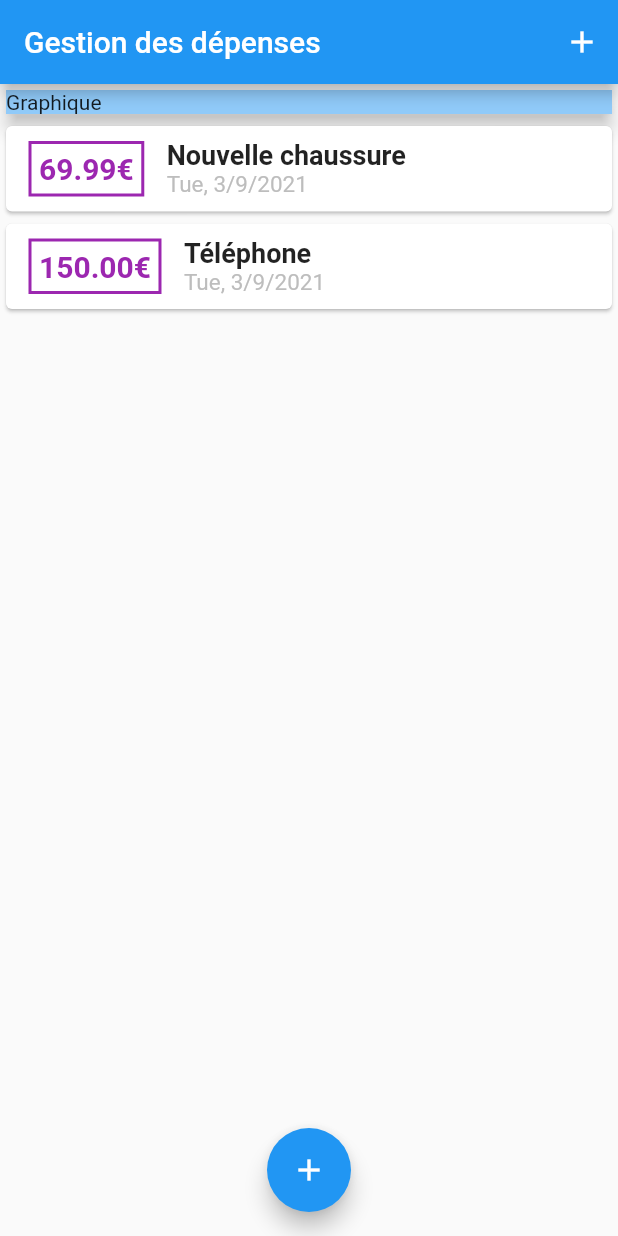
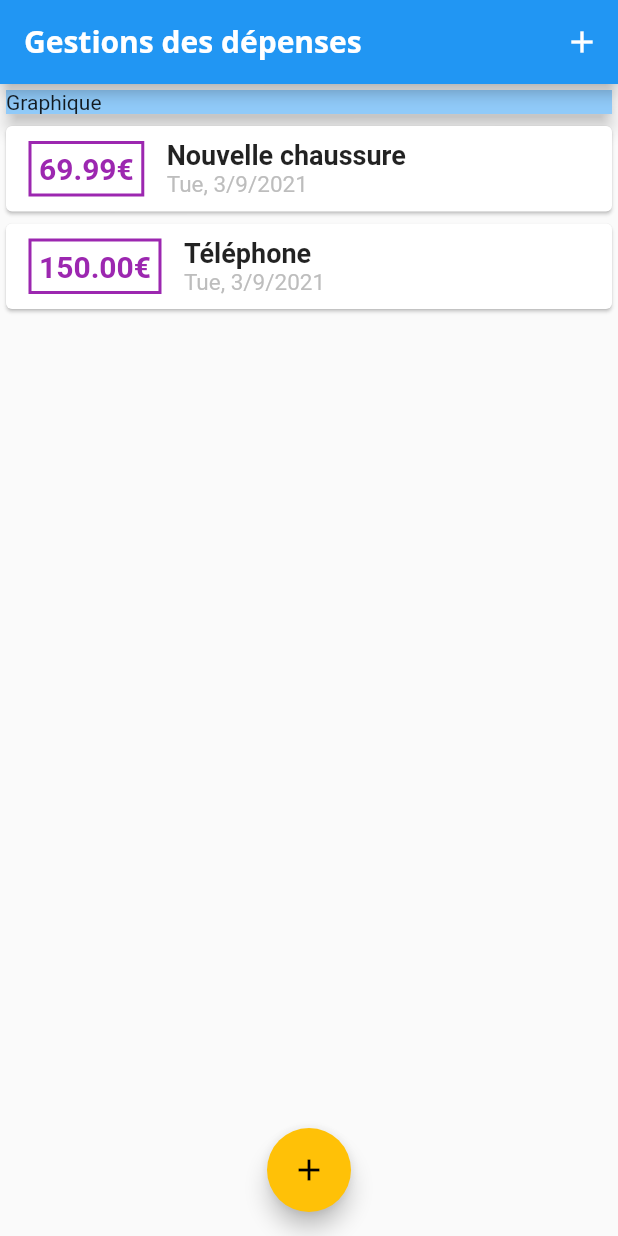
Before and after one commit to Web82-Thom/depense_controller_app, a Flutter app: the screen it shows after launch, on a phone screen of 412 x 824 dp. Run offline on Flutter 3.47's test engine with Material 2 defaults, Android fonts, the phone set to English and light mode, and no system bars.

Commit message:
Change title, and made css General for different title

```diff
--- a/lib/main.dart
+++ b/lib/main.dart
@@ -17,11 +17,37 @@ class _MyAppState extends State<MyApp> {
   @override
   Widget build(BuildContext context) {
     return MaterialApp(
-      title: 'Gestion de mes dépenses',
+      title: 'Dépenses personnel',
       theme: ThemeData(
+        //color principal du theme
         primarySwatch: Colors.blue,
+        //color button
+        accentColor: Colors.amber,
+        //fonts
+        fontFamily: 'Quicksand',
+        //font des autres titres title of transactions
+        textTheme: ThemeData.light().textTheme.copyWith(
+          headline6: TextStyle(
+            fontFamily: 'OpenSans',
+            fontSize: 18,
+            fontWeight: FontWeight.bold,
+            color: Colors.green,
+          )
+        ),
+        // font appbar
+        appBarTheme: AppBarTheme(
+          textTheme: ThemeData.light().textTheme.copyWith(
+            //jouer avec les options HeadLine
+            headline6: TextStyle(
+              fontFamily: 'OpenSans',
+              fontSize: 20,
+              fontWeight: FontWeight.bold,
+              color: Colors.white,
+            ),
+          ),
+        ),
       ),
-      home: MyHomePage(title: 'Gestion des dépenses'),
+      home: MyHomePage(title: 'Gestions des dépenses'),
     );
   }
 }
@@ -76,12 +102,14 @@ class _MyHomePageState extends State<MyHomePage> {
         );
     },);
   }
-
+  //CONSTRUCTEUR DE LA PAGE
   @override
   Widget build(BuildContext context) {
     return Scaffold(
       appBar: AppBar(
-        title: Text(widget.title),
+        title: Text(
+          widget.title,
+        ),
         //ajout d'un buton +
         actions: <Widget>[
           IconButton(
```
